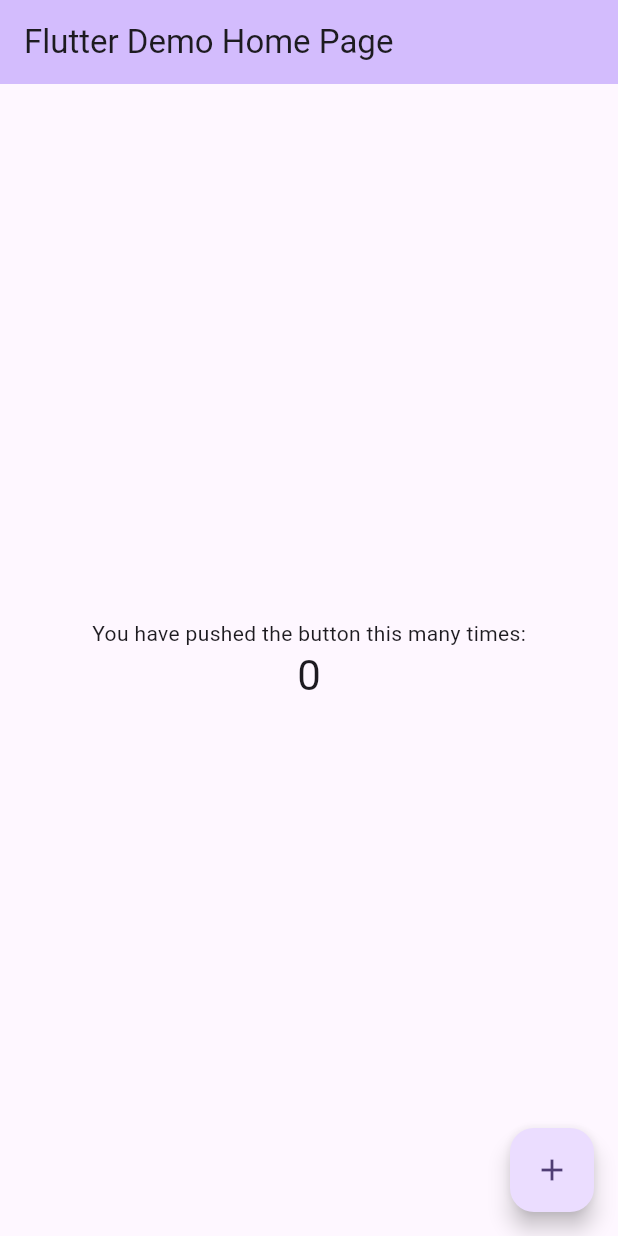
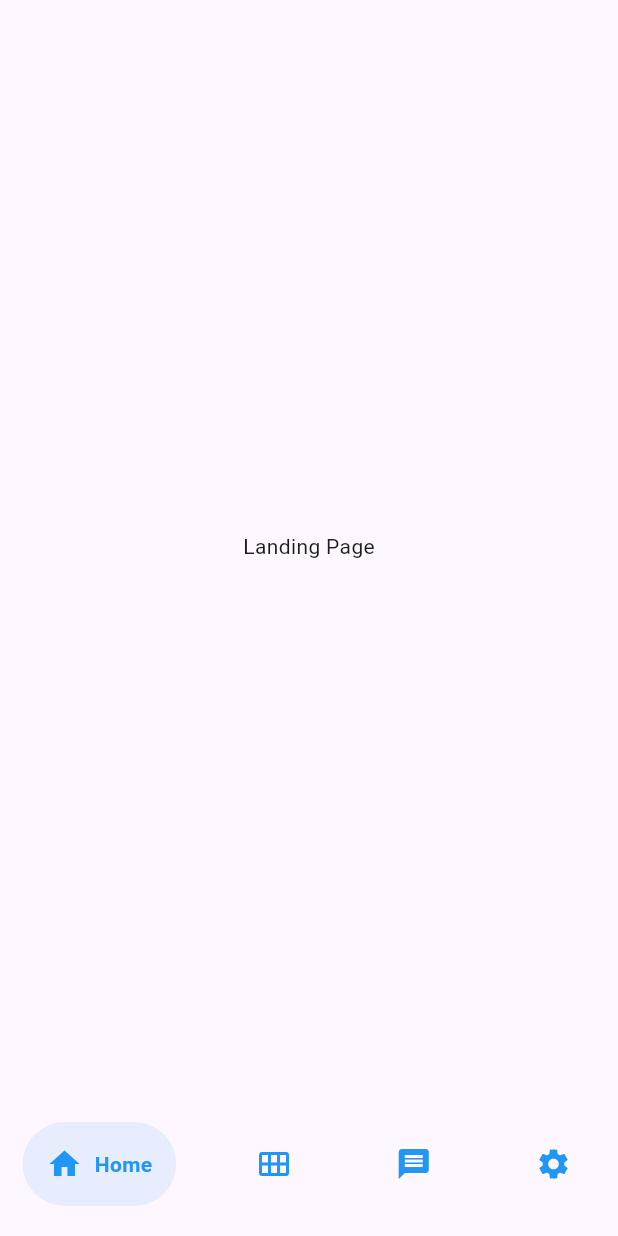
Before and after one commit to dunja131/UniVents, a Flutter app: the screen it shows after launch, on a phone screen of 412 x 824 dp. Run offline on Flutter 3.47's test engine with Material 3 defaults, Android fonts, the phone set to English and light mode, and no system bars; drawn by our look-alikes of google_nav_bar.

Commit message:
Navigation bar implemented with correct page navigation

```diff
--- /dev/null
+++ b/frontend/lib/homepage.dart
@@ -0,0 +1,71 @@
+import 'package:flutter/material.dart';
+import 'package:google_nav_bar/google_nav_bar.dart';
+import 'pages/landing.dart';
+import 'pages/calander.dart';
+import 'pages/event.dart';
+import 'pages/settings.dart';
+
+class HomePage extends StatefulWidget {
+  const HomePage({super.key});
+
+  @override
+  State<HomePage> createState() => _HomePageState();
+}
+
+class _HomePageState extends State<HomePage> {
+  int _selectedIndex = 0;
+
+  void _navigateBottomBar(int index) {
+    setState(() {
+      _selectedIndex = index;
+    });
+  }
+
+  final List<Widget> _pages = [
+    LandingPage(),
+    CalendarPage(),
+    EventPage(),
+    SettingsPage(),
+  ];
+
+
+  @override
+  Widget build(BuildContext context) {
+    return Scaffold(
+      body: _pages[_selectedIndex],
+      bottomNavigationBar: Container(
+        color: Colors.transparent,
+        child: Padding(
+          padding: EdgeInsets.symmetric(horizontal: 15, vertical: 20),
+          child: GNav(
+            backgroundColor: Colors.transparent,
+            color: Colors.blue,
+            activeColor: Colors.blue,
+            tabBackgroundColor: Colors.blue.withValues(alpha: 0.1),
+            padding: EdgeInsets.all(16),
+            gap: 8,
+            onTabChange: _navigateBottomBar,
+            tabs: [
+          GButton(
+            icon: Icons.home,
+            text: 'Home',
+          ),
+          GButton(
+            icon: Icons.calendar_view_month,
+            text: 'Calendar',
+          ),
+          GButton(
+            icon: Icons.message,
+            text: 'Friends',
+          ),
+          GButton(
+            icon: Icons.settings,
+            text: 'Settings',
+          ),
+            ],
+          ),
+        ),
+      ),
+    );
+  }
+}
--- a/frontend/lib/main.dart
+++ b/frontend/lib/main.dart
@@ -1,4 +1,5 @@
 import 'package:flutter/material.dart';
+import 'homepage.dart';
 
 void main() {
   runApp(const MyApp());
@@ -7,116 +8,11 @@ void main() {
 class MyApp extends StatelessWidget {
   const MyApp({super.key});
 
-  // This widget is the root of your application.
   @override
   Widget build(BuildContext context) {
-    return MaterialApp(
-      title: 'Flutter Demo',
-      theme: ThemeData(
-        // This is the theme of your application.
-        //
-        // TRY THIS: Try running your application with "flutter run". You'll see
-        // the application has a purple toolbar. Then, without quitting the app,
-        // try changing the seedColor in the colorScheme below to Colors.green
-        // and then invoke "hot reload" (save your changes or press the "hot
-        // reload" button in a Flutter-supported IDE, or press "r" if you used
-        // the command line to start the app).
-        //
-        // Notice that the counter didn't reset back to zero; the application
-        // state is not lost during the reload. To reset the state, use hot
-        // restart instead.
-        //
-        // This works for code too, not just values: Most code changes can be
-        // tested with just a hot reload.
-        colorScheme: .fromSeed(seedColor: Colors.deepPurple),
-      ),
-      home: const MyHomePage(title: 'Flutter Demo Home Page'),
+    return const MaterialApp(
+      debugShowCheckedModeBanner: false,
+      home: HomePage(),
     );
   }
 }
-
-class MyHomePage extends StatefulWidget {
-  const MyHomePage({super.key, required this.title});
-
-  // This widget is the home page of your application. It is stateful, meaning
-  // that it has a State object (defined below) that contains fields that affect
-  // how it looks.
-
-  // This class is the configuration for the state. It holds the values (in this
-  // case the title) provided by the parent (in this case the App widget) and
-  // used by the build method of the State. Fields in a Widget subclass are
-  // always marked "final".
-
-  final String title;
-
-  @override
-  State<MyHomePage> createState() => _MyHomePageState();
-}
-
-class _MyHomePageState extends State<MyHomePage> {
-  int _counter = 0;
-
-  void _incrementCounter() {
-    setState(() {
-      // This call to setState tells the Flutter framework that something has
-      // changed in this State, which causes it to rerun the build method below
-      // so that the display can reflect the updated values. If we changed
-      // _counter without calling setState(), then the build method would not be
-      // called again, and so nothing would appear to happen.
-      _counter++;
-    });
-  }
-
-  @override
-  Widget build(BuildContext context) {
-    // This method is rerun every time setState is called, for instance as done
-    // by the _incrementCounter method above.
-    //
-    // The Flutter framework has been optimized to make rerunning build methods
-    // fast, so that you can just rebuild anything that needs updating rather
-    // than having to individually change instances of widgets.
-    return Scaffold(
-      appBar: AppBar(
-        // TRY THIS: Try changing the color here to a specific color (to
-        // Colors.amber, perhaps?) and trigger a hot reload to see the AppBar
-        // change color while the other colors stay the same.
-        backgroundColor: Theme.of(context).colorScheme.inversePrimary,
-        // Here we take the value from the MyHomePage object that was created by
-        // the App.build method, and use it to set our appbar title.
-        title: Text(widget.title),
-      ),
-      body: Center(
-        // Center is a layout widget. It takes a single child and positions it
-        // in the middle of the parent.
-        child: Column(
-          // Column is also a layout widget. It takes a list of children and
-          // arranges them vertically. By default, it sizes itself to fit its
-          // children horizontally, and tries to be as tall as its parent.
-          //
-          // Column has various properties to control how it sizes itself and
-          // how it positions its children. Here we use mainAxisAlignment to
-          // center the children vertically; the main axis here is the vertical
-          // axis because Columns are vertical (the cross axis would be
-          // horizontal).
-          //
-          // TRY THIS: Invoke "debug painting" (choose the "Toggle Debug Paint"
-          // action in the IDE, or press "p" in the console), to see the
-          // wireframe for each widget.
-          mainAxisAlignment: .center,
-          children: [
-            const Text('You have pushed the button this many times:'),
-            Text(
-              '$_counter',
-              style: Theme.of(context).textTheme.headlineMedium,
-            ),
-          ],
-        ),
-      ),
-      floatingActionButton: FloatingActionButton(
-        onPressed: _incrementCounter,
-        tooltip: 'Increment',
-        child: const Icon(Icons.add),
-      ),
-    );
-  }
-}
--- /dev/null
+++ b/frontend/lib/pages/calander.dart
@@ -0,0 +1,14 @@
+import 'package:flutter/material.dart';
+
+class CalendarPage extends StatelessWidget {
+  const CalendarPage({super.key});
+
+  @override
+  Widget build(BuildContext context) {
+    return const Scaffold(
+      body: Center(
+        child: Text('Calendar Page'),
+      ),
+    );
+  }
+}
--- /dev/null
+++ b/frontend/lib/pages/event.dart
@@ -0,0 +1,14 @@
+import 'package:flutter/material.dart';
+
+class EventPage extends StatelessWidget {
+  const EventPage({super.key});
+
+  @override
+  Widget build(BuildContext context) {
+    return const Scaffold(
+      body: Center(
+        child: Text('Event Page'),
+      ),
+    );
+  }
+}
--- /dev/null
+++ b/frontend/lib/pages/landing.dart
@@ -0,0 +1,14 @@
+import 'package:flutter/material.dart';
+
+class LandingPage extends StatelessWidget {
+  const LandingPage({super.key});
+
+  @override
+  Widget build(BuildContext context) {
+    return const Scaffold(
+      body: Center(
+        child: Text('Landing Page'),
+      ),
+    );
+  }
+}
--- /dev/null
+++ b/frontend/lib/pages/settings.dart
@@ -0,0 +1,18 @@
+import 'package:flutter/material.dart';
+
+class SettingsPage extends StatelessWidget {
+  const SettingsPage({super.key});
+
+  @override
+  Widget build(BuildContext context) {
+    return const Scaffold(
+      body: Center(
+        child: Text(
+          'Settings Page',
+          style: TextStyle(fontSize: 24),
+          selectionColor: Colors.blueAccent,
+        ),
+      ),
+    );
+  }
+}
--- a/frontend/pubspec.yaml
+++ b/frontend/pubspec.yaml
@@ -34,6 +34,7 @@ dependencies:
   # The following adds the Cupertino Icons font to your application.
   # Use with the CupertinoIcons class for iOS style icons.
   cupertino_icons: ^1.0.8
+  google_nav_bar: ^5.0.7
 
 dev_dependencies:
   flutter_test:
```
Also changed, not shown: frontend/pubspec.lock.
